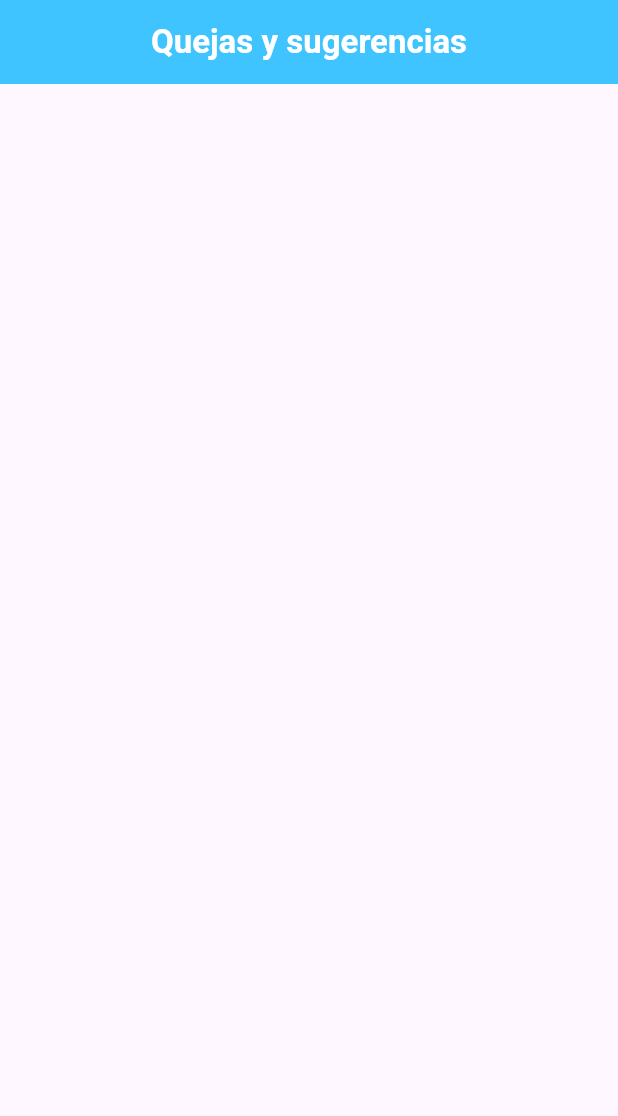
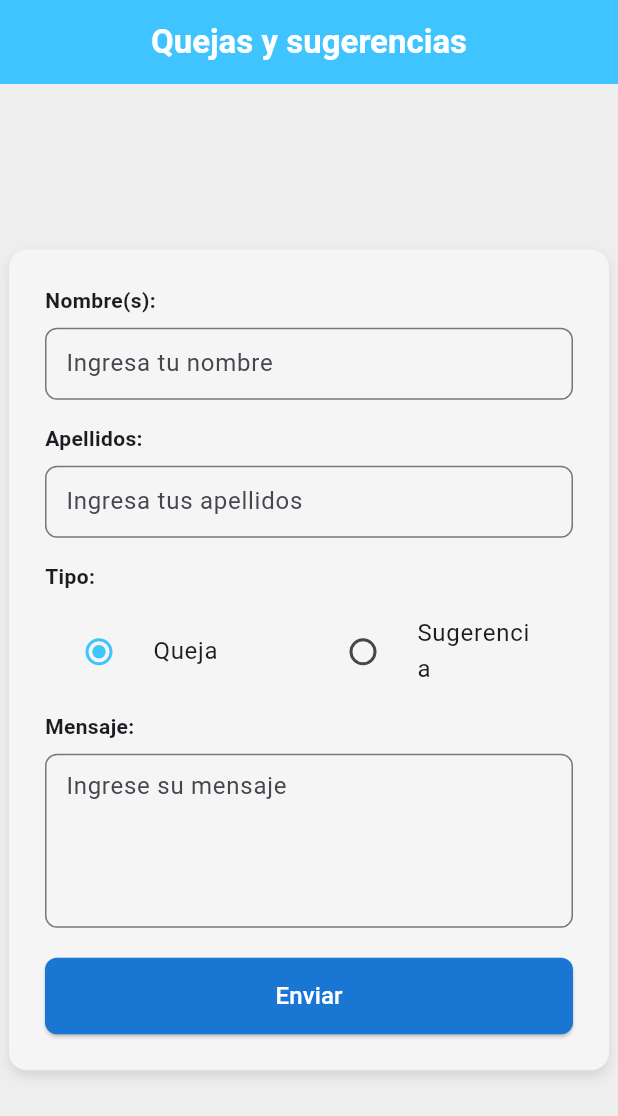
Before and after one commit to ErubielFlota/hackatonGit, a Flutter app: the SearchPage screen opened directly, on a phone screen of 412 x 824 dp. Shown: the top 1116 px of the screen. Run offline on Flutter 3.47's test engine with Material 3 defaults, Android fonts, the phone set to English and light mode, and no system bars; our stand-ins replace cloud_firestore, firebase_auth, firebase_core, google_nav_bar; accounts and stored records are empty.

Commit message:
Parte de quejas y sugerencias y la imagen de bienvenida ya funciona

```diff
--- a/lib/bienvenida.dart
+++ b/lib/bienvenida.dart
@@ -20,11 +20,16 @@ class BienvenidaScreen extends StatelessWidget {
                 child: Column(
                   children: [
 
+
                     Image.asset(
-                      'assets/family_illustration.png',
-                      height: 220,
+                      'assets/Imagen_Familia.png',
+                      height: 400,
+                      width: double.infinity,
+                      fit: BoxFit.cover,
                     ),
                     const SizedBox(height: 32),
+
+
                     Text(
                       'Bienvenido',
                       style: Theme.of(context)
--- a/lib/search_page.dart
+++ b/lib/search_page.dart
@@ -1,11 +1,23 @@
 import 'package:flutter/material.dart';
 
-class SearchPage extends StatelessWidget {
+class SearchPage extends StatefulWidget {
   const SearchPage({super.key});
+
+  @override
+  State<SearchPage> createState() => _SearchPageState();
+}
+
+class _SearchPageState extends State<SearchPage> {
+  final TextEditingController nombreController = TextEditingController();
+  final TextEditingController apellidosController = TextEditingController();
+  final TextEditingController mensajeController = TextEditingController();
+
+  String tipoSeleccionado = 'Queja';
 
   @override
   Widget build(BuildContext context) {
     return Scaffold(
+      backgroundColor: Colors.grey[200],
       appBar: AppBar(
         backgroundColor: Colors.lightBlueAccent,
         automaticallyImplyLeading: false,
@@ -15,7 +27,129 @@ class SearchPage extends StatelessWidget {
         ),
         centerTitle: true,
       ),
+      body: Center(
+        child: Container(
+          width: 400,
+          padding: const EdgeInsets.all(24),
+          decoration: BoxDecoration(
+            color: Colors.grey[100],
+            borderRadius: BorderRadius.circular(12),
+            boxShadow: [
+              BoxShadow(
+                color: Colors.black.withOpacity(0.1),
+                blurRadius: 6,
+                offset: const Offset(0, 4),
+              ),
+            ],
+          ),
+          child: SingleChildScrollView(
+            child: Column(
+              crossAxisAlignment: CrossAxisAlignment.start,
+              children: [
+                const Text('Nombre(s):', style: TextStyle(fontWeight: FontWeight.bold)),
+                const SizedBox(height: 8),
+                TextField(
+                  controller: nombreController,
+                  decoration: InputDecoration(
+                    hintText: 'Ingresa tu nombre',
+                    border: OutlineInputBorder(
+                      borderRadius: BorderRadius.circular(8),
+                    ),
+                    contentPadding: const EdgeInsets.symmetric(horizontal: 10, vertical: 8),
+                  ),
+                ),
+                const SizedBox(height: 16),
 
+                const Text('Apellidos:', style: TextStyle(fontWeight: FontWeight.bold)),
+                const SizedBox(height: 8),
+                TextField(
+                  controller: apellidosController,
+                  decoration: InputDecoration(
+                    hintText: 'Ingresa tus apellidos',
+                    border: OutlineInputBorder(
+                      borderRadius: BorderRadius.circular(8),
+                    ),
+                    contentPadding: const EdgeInsets.symmetric(horizontal: 10, vertical: 8),
+                  ),
+                ),
+                const SizedBox(height: 16),
+
+                const Text('Tipo:', style: TextStyle(fontWeight: FontWeight.bold)),
+                const SizedBox(height: 8),
+                Row(
+                  children: [
+                    Expanded(
+                      child: RadioListTile<String>(
+                        title: const Text('Queja'),
+                        value: 'Queja',
+                        groupValue: tipoSeleccionado,
+                        activeColor: Colors.lightBlueAccent,
+                        onChanged: (value) {
+                          setState(() {
+                            tipoSeleccionado = value!;
+                          });
+                        },
+                      ),
+                    ),
+                    Expanded(
+                      child: RadioListTile<String>(
+                        title: const Text('Sugerencia'),
+                        value: 'Sugerencia',
+                        groupValue: tipoSeleccionado,
+                        activeColor: Colors.lightBlueAccent,
+                        onChanged: (value) {
+                          setState(() {
+                            tipoSeleccionado = value!;
+                          });
+                        },
+                      ),
+                    ),
+                  ],
+                ),
+                const SizedBox(height: 8),
+
+                const Text('Mensaje:', style: TextStyle(fontWeight: FontWeight.bold)),
+                const SizedBox(height: 8),
+                TextField(
+                  controller: mensajeController,
+                  maxLines: 4,
+                  decoration: InputDecoration(
+                    hintText: 'Ingrese su mensaje',
+                    border: OutlineInputBorder(
+                      borderRadius: BorderRadius.circular(8),
+                    ),
+                    contentPadding: const EdgeInsets.symmetric(horizontal: 10, vertical: 10),
+                  ),
+                ),
+                const SizedBox(height: 20),
+
+                SizedBox(
+                  width: double.infinity,
+                  child: ElevatedButton(
+                    onPressed: () {
+                      // Aquí puedes agregar la lógica para enviar los datos
+                      ScaffoldMessenger.of(context).showSnackBar(
+                        const SnackBar(content: Text('Mensaje enviado correctamente')),
+                      );
+                    },
+                    style: ElevatedButton.styleFrom(
+                      backgroundColor: Colors.blue[700],
+                      padding: const EdgeInsets.symmetric(vertical: 14),
+                      shape: RoundedRectangleBorder(
+                        borderRadius: BorderRadius.circular(8),
+                      ),
+                    ),
+                    child: const Text(
+                      'Enviar',
+                      style: TextStyle(fontSize: 16, color: Colors.white),
+                    ),
+                  ),
+                ),
+              ],
+            ),
+          ),
+        ),
+      ),
     );
   }
 }
--- a/pubspec.yaml
+++ b/pubspec.yaml
@@ -64,7 +64,7 @@ flutter:
     - assets/programasBienestar.png
     - assets/logo_bienestar.png
     - assets/google_logo.png
-    - assets/imagenes/
+    - assets/Imagen_Familia.png
   #   - images/a_dot_burr.jpeg
   #   - images/a_dot_ham.jpeg
   # An image asset can refer to one or more resolution-specific "variants", see
```
Also changed, not shown: assets/Imagen_Familia.png (added), 1 other file.
